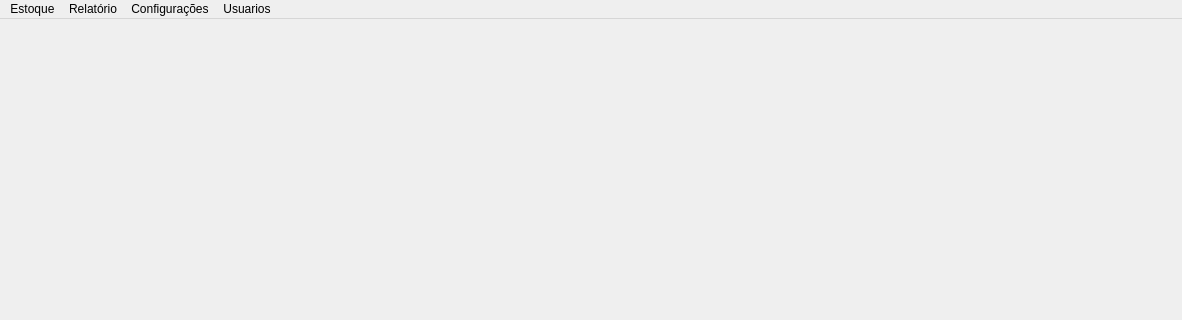
First picture: the form in OD/main.ui, repository greghonox/projeto-qt, before the edit; both pictures show x 0 to 1182 and y 0 to 320 of the 1182 by 632 pixel window.
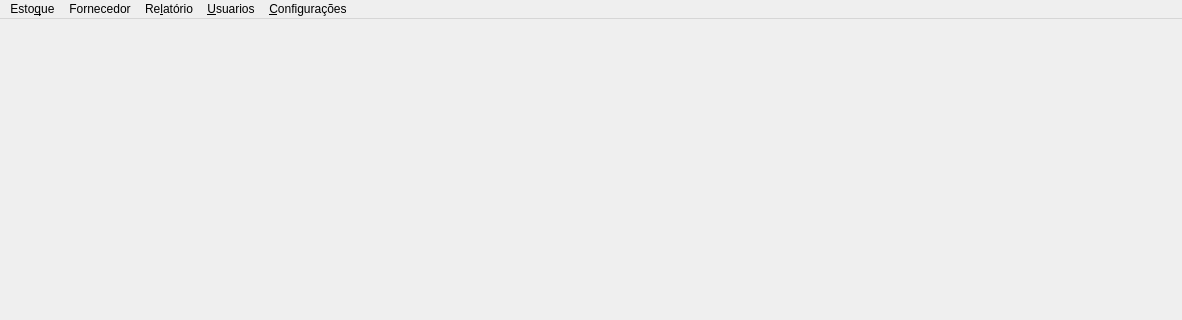
Second picture: the form after the edit. Icons and pictures are not drawn.

Patch:
```diff
--- a/OD/main.ui
+++ b/OD/main.ui
@@ -38,7 +38,7 @@
       <x>0</x>
       <y>0</y>
       <width>1171</width>
-      <height>581</height>
+      <height>591</height>
      </rect>
     </property>
     <property name="styleSheet">
@@ -55,12 +55,12 @@
      <x>0</x>
      <y>0</y>
      <width>1182</width>
-     <height>20</height>
+     <height>30</height>
     </rect>
    </property>
    <widget class="QMenu" name="menuEstoque">
     <property name="title">
-     <string>Estoque</string>
+     <string>Esto&amp;que</string>
     </property>
     <addaction name="actionCadastrar"/>
     <addaction name="actionConsultar"/>
@@ -69,27 +69,35 @@
    </widget>
    <widget class="QMenu" name="menuRelat_rio">
     <property name="title">
-     <string>Relatório</string>
+     <string>Re&amp;latório</string>
     </property>
     <addaction name="actionConsulta"/>
    </widget>
    <widget class="QMenu" name="menuUsuarios">
     <property name="title">
-     <string>Usuarios</string>
+     <string>&amp;Usuarios</string>
     </property>
     <addaction name="actionCadastrar_2"/>
    </widget>
    <widget class="QMenu" name="menuConfigura_es">
     <property name="title">
-     <string>Configurações</string>
+     <string>&amp;Configurações</string>
     </property>
-    <addaction name="actionBanco_de_Dados"/>
-    <addaction name="actionBackup"/>
+    <addaction name="bancodados"/>
+    <addaction name="backup"/>
+   </widget>
+   <widget class="QMenu" name="menuForncedor">
+    <property name="title">
+     <string>Fornecedor</string>
+    </property>
+    <addaction name="cadastrar_fornecedor"/>
+    <addaction name="consultar_fornecedor"/>
    </widget>
    <addaction name="menuEstoque"/>
+   <addaction name="menuForncedor"/>
    <addaction name="menuRelat_rio"/>
-   <addaction name="menuConfigura_es"/>
    <addaction name="menuUsuarios"/>
+   <addaction name="menuConfigura_es"/>
   </widget>
   <widget class="QStatusBar" name="statusBar"/>
   <action name="actionCadastrar">
```
Left out of the diff: 48 changed lines with no effect on the pictures.
